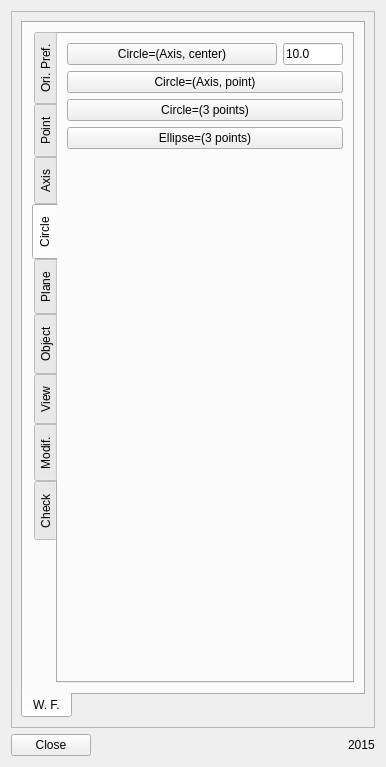
The window that WorkFeature/WFGui_2015.ui (microelly2/WorkFeature) describes before a commit, drawn with Qt 5.
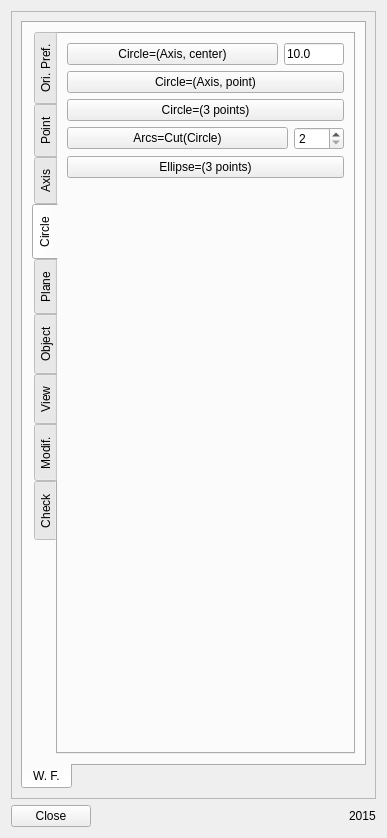
The same window after the commit. The open tabs and pages were chosen to show the change. Icons and pictures are not drawn.

The edit to the form file:
```diff
--- a/WorkFeature/WFGui_2015.ui
+++ b/WorkFeature/WFGui_2015.ui
@@ -6,8 +6,8 @@
    <rect>
     <x>0</x>
     <y>0</y>
-    <width>386</width>
-    <height>767</height>
+    <width>387</width>
+    <height>838</height>
    </rect>
   </property>
   <property name="windowTitle">
@@ -59,8 +59,8 @@
        <rect>
         <x>0</x>
         <y>0</y>
-        <width>350</width>
-        <height>765</height>
+        <width>351</width>
+        <height>813</height>
        </rect>
       </property>
       <layout class="QGridLayout" name="gridLayout_4">
@@ -76,8 +76,8 @@
           <attribute name="title">
            <string>W. F.</string>
           </attribute>
-          <layout class="QGridLayout" name="gridLayout_22">
-           <item row="0" column="1">
+          <layout class="QGridLayout" name="gridLayout_30">
+           <item row="0" column="0">
             <widget class="QTabWidget" name="tabWidget">
              <property name="tabPosition">
               <enum>QTabWidget::West</enum>
@@ -574,7 +574,7 @@
               <attribute name="title">
                <string>Axis</string>
               </attribute>
-              <layout class="QGridLayout" name="gridLayout_30">
+              <layout class="QGridLayout" name="gridLayout_22">
                <item row="0" column="0">
                 <widget class="QPushButton" name="button_object_axis">
                  <property name="toolTip">
@@ -1069,46 +1069,6 @@
                <string>Circle</string>
               </attribute>
               <layout class="QGridLayout" name="gridLayout_5">
-               <item row="2" column="0">
-                <widget class="QPushButton" name="button_3points_circle">
-                 <property name="toolTip">
-                  <string>Select 3 Points  to create a Circle.</string>
-                 </property>
-                 <property name="text">
-                  <string>Circle=(3 points)</string>
-                 </property>
-                 <property name="icon">
-                  <iconset>
-                   <normaloff>../Icons/WF_3pointsCircle.svg</normaloff>../Icons/WF_3pointsCircle.svg</iconset>
-                 </property>
-                 <property name="iconSize">
-                  <size>
-                   <width>32</width>
-                   <height>32</height>
-                  </size>
-                 </property>
-                </widget>
-               </item>
-               <item row="3" column="0">
-                <widget class="QPushButton" name="button_3points_ellipse">
-                 <property name="toolTip">
-                  <string>Select a center and 2 Points to create an Ellipse.</string>
-                 </property>
-                 <property name="text">
-                  <string>Ellipse=(3 points)</string>
-                 </property>
-                 <property name="icon">
-                  <iconset>
-                   <normaloff>../Icons/WF_3pointsEllipse.svg</normaloff>../Icons/WF_3pointsEllipse.svg</iconset>
-                 </property>
-                 <property name="iconSize">
-                  <size>
-                   <width>32</width>
-                   <height>32</height>
-                  </size>
-                 </property>
-                </widget>
-               </item>
                <item row="1" column="0">
                 <widget class="QPushButton" name="button_linepoint_circle">
                  <property name="toolTip">
@@ -1130,6 +1090,83 @@
                  </property>
                 </widget>
                </item>
+               <item row="3" column="0">
+                <layout class="QHBoxLayout" name="horizontalLayout_24">
+                 <item>
+                  <widget class="QPushButton" name="button_cut_circle">
+                   <property name="toolTip">
+                    <string>Create Arcs:
+Cut the selected Circle(s) or Arc(s) in 2(n) parts and create 2(n) Arcs.
+The number indicates in how many parts to cut.
+- First select as many Circles and Arcs you want
+- Second set the number of parts
+- Third push this button</string>
+                   </property>
+                   <property name="text">
+                    <string>Arcs=Cut(Circle)</string>
+                   </property>
+                   <property name="icon">
+                    <iconset>
+                     <normaloff>../Icons/WF_cutCircle.svg</normaloff>../Icons/WF_cutCircle.svg</iconset>
+                   </property>
+                   <property name="iconSize">
+                    <size>
+                     <width>32</width>
+                     <height>32</height>
+                    </size>
+                   </property>
+                  </widget>
+                 </item>
+                 <item>
+                  <widget class="QSpinBox" name="spin_circle_cut">
+                   <property name="minimumSize">
+                    <size>
+                     <width>40</width>
+                     <height>0</height>
+                    </size>
+                   </property>
+                   <property name="maximumSize">
+                    <size>
+                     <width>50</width>
+                     <height>16777215</height>
+                    </size>
+                   </property>
+                   <property name="toolTip">
+                    <string>The number indicates in how many parts the selected Circle will be cut.</string>
+                   </property>
+                   <property name="minimum">
+                    <number>2</number>
+                   </property>
+                   <property name="maximum">
+                    <number>10</number>
+                   </property>
+                   <property name="singleStep">
+                    <number>1</number>
+                   </property>
+                  </widget>
+                 </item>
+                </layout>
+               </item>
+               <item row="2" column="0">
+                <widget class="QPushButton" name="button_3points_circle">
+                 <property name="toolTip">
+                  <string>Select 3 Points  to create a Circle.</string>
+                 </property>
+                 <property name="text">
+                  <string>Circle=(3 points)</string>
+                 </property>
+                 <property name="icon">
+                  <iconset>
+                   <normaloff>../Icons/WF_3pointsCircle.svg</normaloff>../Icons/WF_3pointsCircle.svg</iconset>
+                 </property>
+                 <property name="iconSize">
+                  <size>
+                   <width>32</width>
+                   <height>32</height>
+                  </size>
+                 </property>
+                </widget>
+               </item>
                <item row="0" column="0">
                 <layout class="QHBoxLayout" name="horizontalLayout_11">
                  <item>
@@ -1179,7 +1216,27 @@
                 </layout>
                </item>
                <item row="4" column="0">
-                <spacer name="verticalSpacer_10">
+                <widget class="QPushButton" name="button_3points_ellipse">
+                 <property name="toolTip">
+                  <string>Select a center and 2 Points to create an Ellipse.</string>
+                 </property>
+                 <property name="text">
+                  <string>Ellipse=(3 points)</string>
+                 </property>
+                 <property name="icon">
+                  <iconset>
+                   <normaloff>../Icons/WF_3pointsEllipse.svg</normaloff>../Icons/WF_3pointsEllipse.svg</iconset>
+                 </property>
+                 <property name="iconSize">
+                  <size>
+                   <width>32</width>
+                   <height>32</height>
+                  </size>
+                 </property>
+                </widget>
+               </item>
+               <item row="5" column="0">
+                <spacer name="verticalSpacer_9">
                  <property name="orientation">
                   <enum>Qt::Vertical</enum>
                  </property>
```
Left out of the diff: 244 changed lines with no effect on the pictures.
